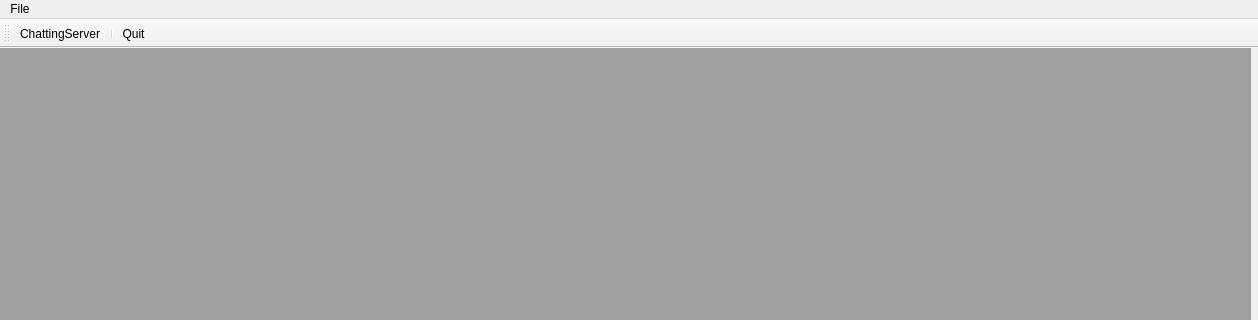
This is qt-master3/qt-master/CSApp/mainwindow.ui in chelly1995/qt as Qt 5 draws it before an edit; both pictures show x 0 to 1258 and y 0 to 320 of the 1258 by 932 pixel window. The edited form follows.
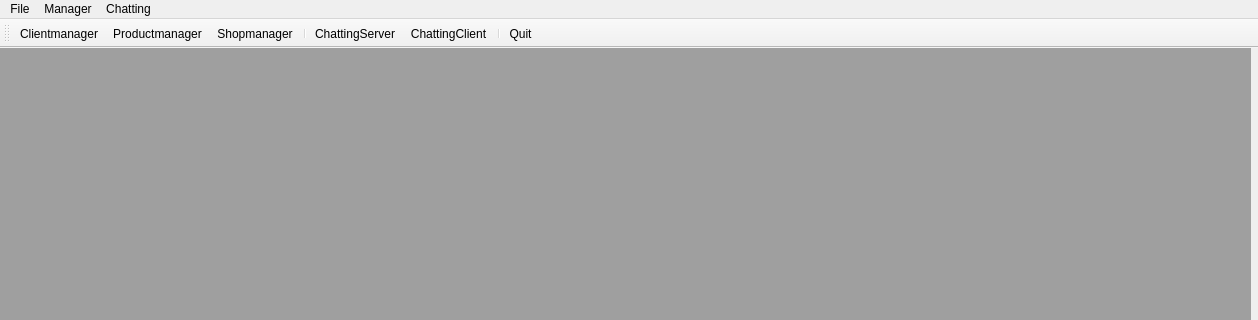
This is the edited form. Icons and pictures are not drawn.

```diff
--- a/qt-master3/qt-master/CSApp/mainwindow.ui
+++ b/qt-master3/qt-master/CSApp/mainwindow.ui
@@ -36,7 +36,12 @@
    <attribute name="toolBarBreak">
     <bool>false</bool>
    </attribute>
+   <addaction name="actionClientmanager"/>
+   <addaction name="actionProductmanager"/>
+   <addaction name="actionShopmanager"/>
+   <addaction name="separator"/>
    <addaction name="actionChattingServer"/>
+   <addaction name="actionChattingClient"/>
    <addaction name="separator"/>
    <addaction name="actionQuit"/>
   </widget>
@@ -55,13 +60,66 @@
     </property>
     <addaction name="actionQuit"/>
    </widget>
+   <widget class="QMenu" name="menuManage">
+    <property name="title">
+     <string>Manager</string>
+    </property>
+    <addaction name="actionClientmanager"/>
+    <addaction name="actionProductmanager"/>
+    <addaction name="actionShopmanager"/>
+   </widget>
+   <widget class="QMenu" name="menuChatting">
+    <property name="title">
+     <string>Chatting</string>
+    </property>
+    <addaction name="actionChattingClient"/>
+    <addaction name="actionChattingServer"/>
+   </widget>
    <addaction name="menuFile"/>
+   <addaction name="menuManage"/>
+   <addaction name="menuChatting"/>
   </widget>
   <action name="actionQuit">
    <property name="text">
     <string>Quit</string>
    </property>
   </action>
+  <action name="actionChattingClient">
+   <property name="icon">
+    <iconset>
+     <normaloff>../build-CSApp-Desktop_Qt_6_3_2_MSVC2019_64bit-Debug/Chattingclient.png</normaloff>../build-CSApp-Desktop_Qt_6_3_2_MSVC2019_64bit-Debug/Chattingclient.png</iconset>
+   </property>
+   <property name="text">
+    <string>ChattingClient</string>
+   </property>
+  </action>
+  <action name="actionClientmanager">
+   <property name="icon">
+    <iconset>
+     <normaloff>../build-CSApp-Desktop_Qt_6_3_2_MSVC2019_64bit-Debug/Client.png</normaloff>../build-CSApp-Desktop_Qt_6_3_2_MSVC2019_64bit-Debug/Client.png</iconset>
+   </property>
+   <property name="text">
+    <string>Clientmanager</string>
+   </property>
+  </action>
+  <action name="actionProductmanager">
+   <property name="icon">
+    <iconset>
+     <normaloff>../build-CSApp-Desktop_Qt_6_3_2_MSVC2019_64bit-Debug/Product.png</normaloff>../build-CSApp-Desktop_Qt_6_3_2_MSVC2019_64bit-Debug/Product.png</iconset>
+   </property>
+   <property name="text">
+    <string>Productmanager</string>
+   </property>
+  </action>
+  <action name="actionShopmanager">
+   <property name="icon">
+    <iconset>
+     <normaloff>../build-CSApp-Desktop_Qt_6_3_2_MSVC2019_64bit-Debug/Shop.png</normaloff>../build-CSApp-Desktop_Qt_6_3_2_MSVC2019_64bit-Debug/Shop.png</iconset>
+   </property>
+   <property name="text">
+    <string>Shopmanager</string>
+   </property>
+  </action>
   <action name="actionChattingServer">
    <property name="text">
     <string>ChattingServer</string>
```
Left out of the diff: 12 changed lines with no effect on the pictures.
